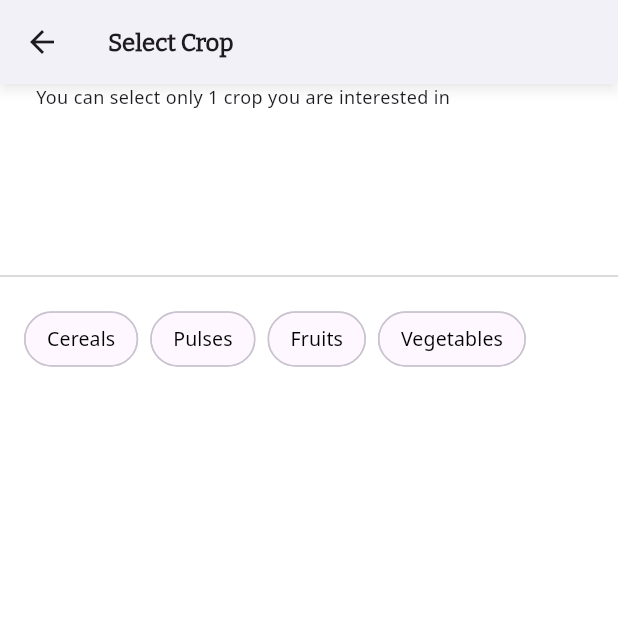
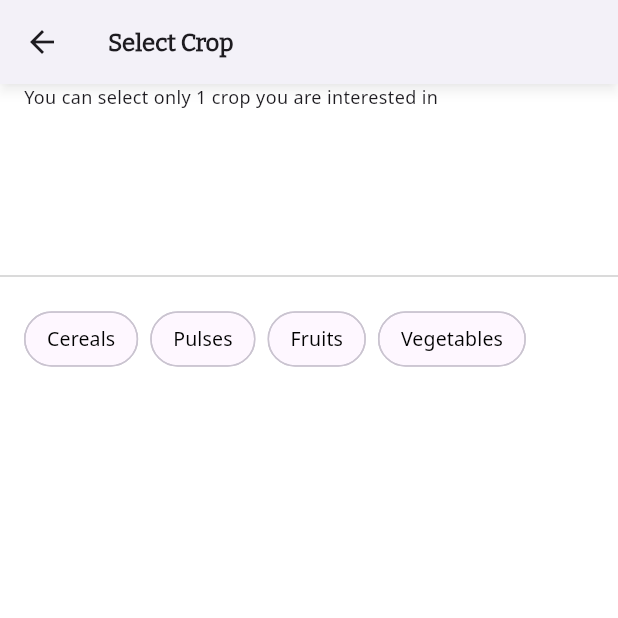
Before and after one commit to Vikank/agrisarathi, a Flutter app: the SelectCropScreen screen opened directly, on a phone screen of 412 x 824 dp, the top half of it. Run offline on Flutter 3.47's test engine with Material 3 defaults, Android fonts, the phone set to English and light mode, and no system bars; our stand-ins replace audioplayers, cached_network_image, carousel_slider, chewie, flutter_secure_storage, fluttertoast and 9 more; missing offline and left inert: dart:ffi, tutorial_coach_mark, video_compress, video_thumbnail; accounts and stored records are empty; network calls fail.

Commit message:
padding on select crop screen.

```diff
--- a/lib/screens/shared/select_crop_screen.dart
+++ b/lib/screens/shared/select_crop_screen.dart
@@ -53,7 +53,7 @@ class SelectCropScreen extends StatelessWidget {
             //   ),
             // ),
             Padding(
-              padding: EdgeInsets.symmetric(horizontal: 24),
+              padding: EdgeInsets.symmetric(horizontal: 16),
               child: Text(
                 'You_can_select_upto_1_crops_you_are_interested_in'.tr,
                 style: TextStyle(fontSize: 12, fontWeight: FontWeight.w400, fontFamily: 'NotoSans'),
```
